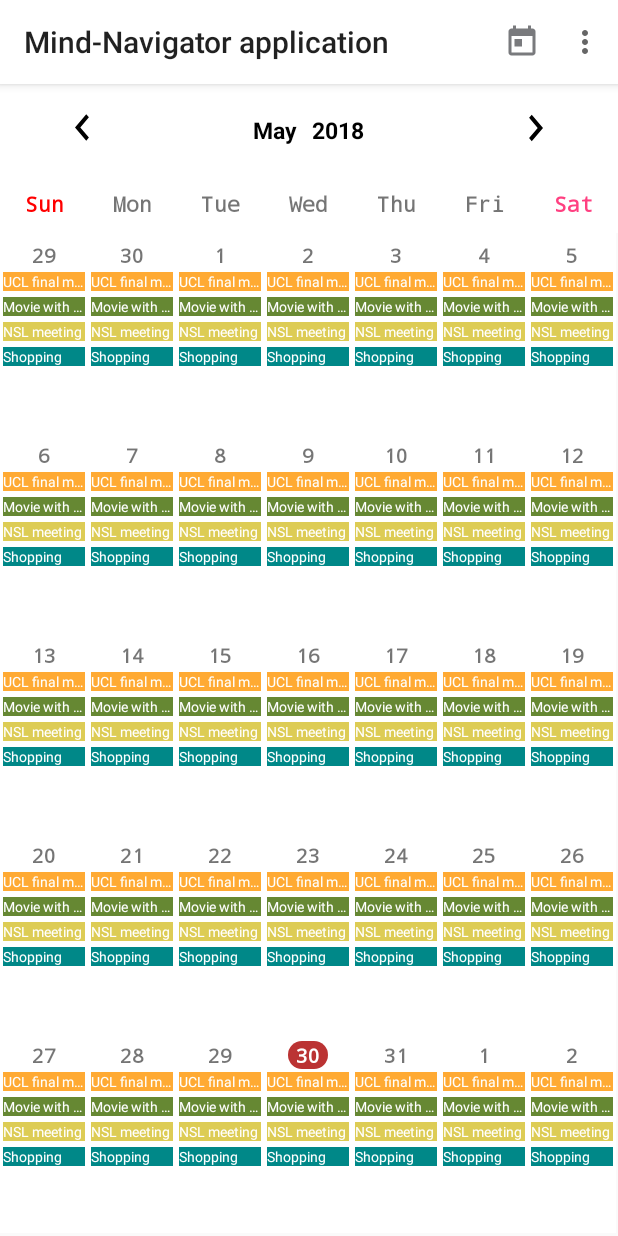
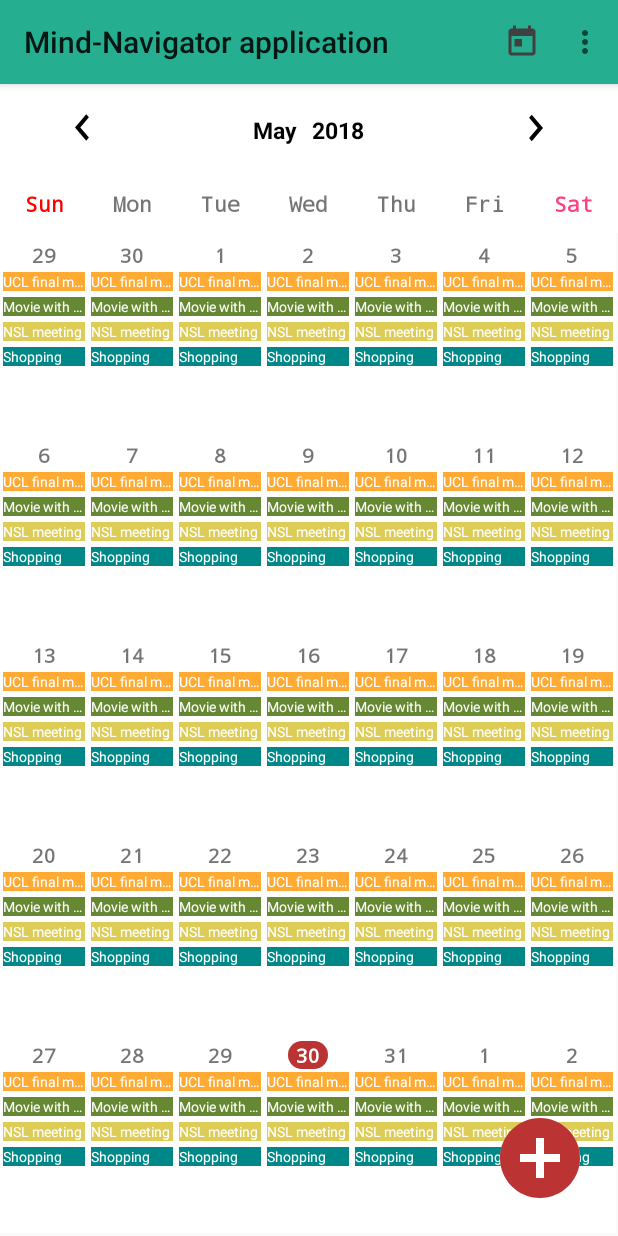
Before and after one commit to Qobiljon/MindNavigator_Server, an Android app: the screen it shows after launch (MainActivity), on a phone screen of 412 x 824 dp. Run offline under Robolectric (Android 15) with nearby library versions, the phone set to English and light mode, and no system bars.

Commit message:
Contribution check

```diff
--- a/app/src/main/AndroidManifest.xml
+++ b/app/src/main/AndroidManifest.xml
@@ -9,7 +9,8 @@
         android:roundIcon="@mipmap/ic_launcher_round"
         android:supportsRtl="true"
         android:theme="@style/AppTheme">
-        <activity android:name=".MainActivity"
+        <activity
+            android:name=".MainActivity"
             android:theme="@style/AppTheme.NoActionBar">
             <intent-filter>
                 <action android:name="android.intent.action.MAIN" />
@@ -17,6 +18,7 @@
                 <category android:name="android.intent.category.LAUNCHER" />
             </intent-filter>
         </activity>
+        <activity android:name=".NewEventActivity"></activity>
     </application>
 
 </manifest>
--- a/app/src/main/java/kr/ac/inha/nsl/mindnavigator/MainActivity.java
+++ b/app/src/main/java/kr/ac/inha/nsl/mindnavigator/MainActivity.java
@@ -1,5 +1,6 @@
 package kr.ac.inha.nsl.mindnavigator;
 
+import android.content.Intent;
 import android.graphics.Color;
 import android.support.v7.app.AppCompatActivity;
 import android.os.Bundle;
@@ -163,4 +164,9 @@ public class MainActivity extends AppCompatActivity {
 
     public void selectYear(View view) {
     }
+
+    public void onNewEventClick(View view) {
+        Intent intent = new Intent(this, NewEventActivity.class);
+        startActivity(intent);
+    }
 }
--- /dev/null
+++ b/app/src/main/res/drawable/bg_datetime_view.xml
@@ -0,0 +1,6 @@
+<?xml version="1.0" encoding="utf-8"?>
+<shape xmlns:android="http://schemas.android.com/apk/res/android"
+    android:shape="rectangle">
+    <corners android:radius="5dp" />
+    <solid android:color="@color/colorPrimary" />
+</shape>
--- /dev/null
+++ b/app/src/main/res/drawable/img_add.xml
@@ -0,0 +1,12 @@
+<vector xmlns:android="http://schemas.android.com/apk/res/android"
+        android:width="64dp"
+        android:height="64dp"
+        android:viewportWidth="24.0"
+        android:viewportHeight="24.0">
+    <path
+        android:fillColor="@color/white"
+        android:pathData="M12,12m-10,0a10,10 0,1 1,20 0a10,10 0,1 1,-20 0" />
+    <path
+        android:fillColor="@color/burgundy"
+        android:pathData="M12,2C6.48,2 2,6.48 2,12s4.48,10 10,10 10,-4.48 10,-10S17.52,2 12,2zM17,13h-4v4h-2v-4L7,13v-2h4L11,7h2v4h4v2z"/>
+</vector>
--- a/app/src/main/res/drawable/img_today.xml
+++ b/app/src/main/res/drawable/img_today.xml
@@ -4,6 +4,6 @@
         android:viewportWidth="24.0"
         android:viewportHeight="24.0">
     <path
-        android:fillColor="#797A7D"
+        android:fillColor="#404040"
         android:pathData="M19,3h-1L18,1h-2v2L8,3L8,1L6,1v2L5,3c-1.11,0 -1.99,0.9 -1.99,2L3,19c0,1.1 0.89,2 2,2h14c1.1,0 2,-0.9 2,-2L21,5c0,-1.1 -0.9,-2 -2,-2zM19,19L5,19L5,8h14v11zM7,10h5v5L7,15z"/>
 </vector>
--- a/app/src/main/res/layout/activity_main.xml
+++ b/app/src/main/res/layout/activity_main.xml
@@ -148,6 +148,9 @@
 
     </LinearLayout>
 
+    <FrameLayout
+        android:layout_width="match_parent"
+        android:layout_height="match_parent">
         <GridLayout
             android:id="@+id/event_grid"
             android:layout_width="match_parent"
@@ -155,5 +158,19 @@
             android:columnCount="7"
             android:orientation="horizontal"
             android:rowCount="5" />
+        <ImageButton
+            android:layout_width="wrap_content"
+            android:layout_height="wrap_content"
+            android:layout_gravity="bottom|end"
+            android:layout_marginBottom="20dp"
+            android:layout_marginEnd="20dp"
+            android:background="@android:color/transparent"
+            android:contentDescription="@string/app_name"
+            android:elevation="2dp"
+            android:onClick="onNewEventClick"
+            android:src="@drawable/img_add"/>
+    </FrameLayout>
+
+
 
 </LinearLayout>
--- a/app/src/main/res/values/colors.xml
+++ b/app/src/main/res/values/colors.xml
@@ -1,8 +1,8 @@
 <?xml version="1.0" encoding="utf-8"?>
 <resources>
-    <color name="colorPrimary">#fff</color>
-    <color name="colorPrimaryDark">#E9E9E9</color>
-    <color name="colorAccent">#0064DB</color>
+    <color name="colorPrimary">#26ae90</color>
+    <color name="colorPrimaryDark">#1b443b</color>
+    <color name="colorAccent">#b71c1c</color>
 
 
     <color name="white">#FFF</color>
```
Also changed, not shown: app/src/main/java/kr/ac/inha/nsl/mindnavigator/NewEventActivity.java (added, +59 -0 lines), app/src/main/res/layout/activity_new_event.xml (added, +209 -0 lines), app/src/main/res/values/strings.xml (+9 -0 lines). Lines whose indentation alone changed are shown as unchanged.
